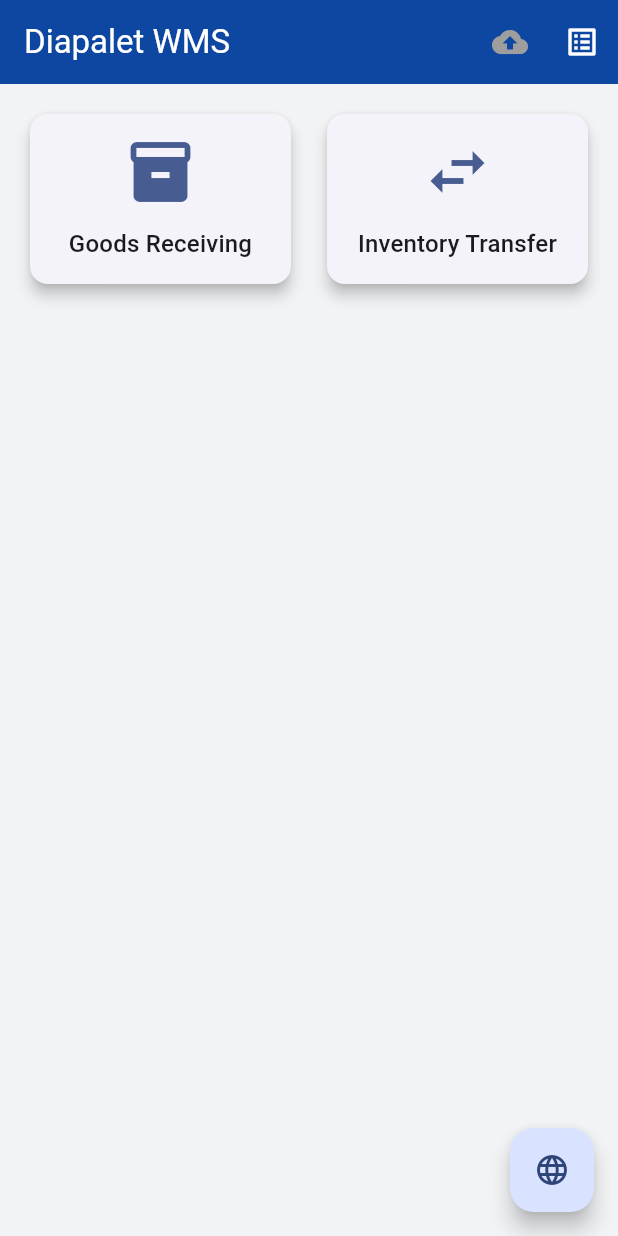
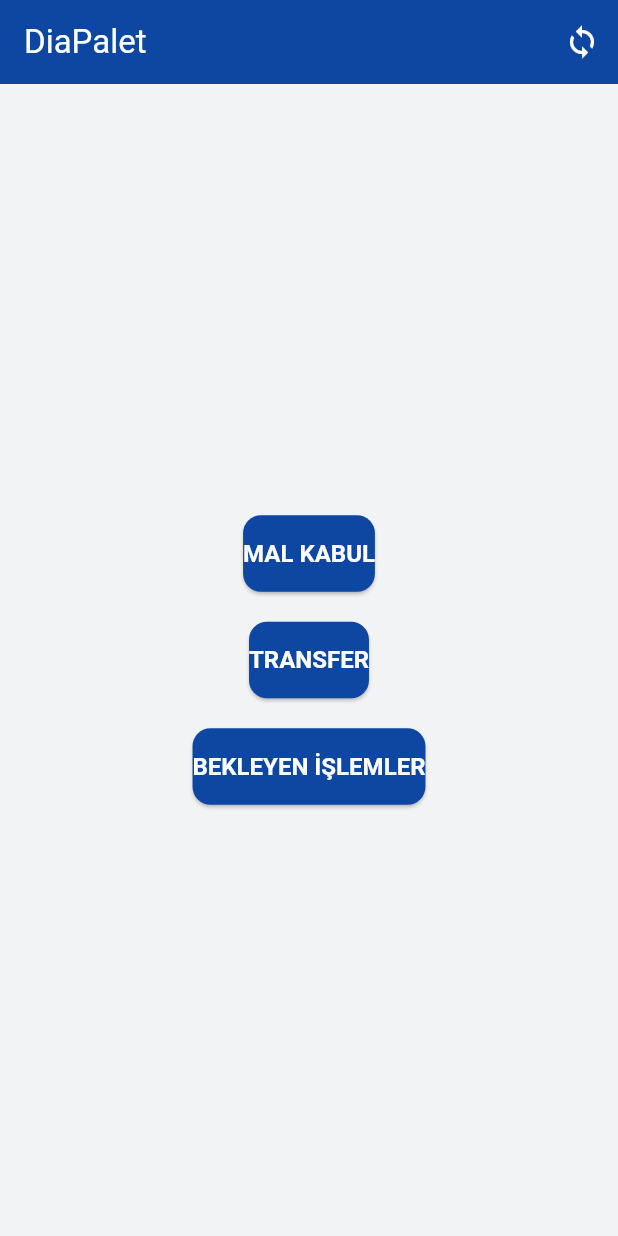
Before and after one commit to foxxafa/diapalet, a Flutter app: the screen it shows after launch, on a phone screen of 412 x 824 dp. Run offline on Flutter 3.47's test engine with Material 3 defaults, Android fonts, the phone set to English and light mode, and no system bars; our stand-ins replace connectivity_plus, dio, easy_localization, equatable, shared_preferences, sqflite; missing offline and left inert: mobile_scanner; accounts and stored records are empty.

Commit message:
2 tane homescreenden diğeri kaldırıldı

```diff
--- a/lib/core/sync/sync_service.dart
+++ b/lib/core/sync/sync_service.dart
@@ -203,4 +203,9 @@ class SyncService {
     });
     debugPrint("Local database updated from sync.");
   }
+
+  Future<void> syncData() async {
+    await downloadMasterData();
+    await uploadPendingOperations();
+  }
 }
--- a/lib/features/home/presentation/home_screen.dart
+++ b/lib/features/home/presentation/home_screen.dart
@@ -1,9 +1,8 @@
+import 'package:diapalet/core/sync/sync_service.dart';
 import 'package:diapalet/features/goods_receiving/presentation/screens/goods_receiving_screen.dart';
 import 'package:diapalet/features/inventory_transfer/presentation/inventory_transfer_screen.dart';
 import 'package:diapalet/features/pending_operations/presentation/pending_operations_screen.dart';
-import 'package:diapalet/core/sync/sync_service.dart';
 import 'package:flutter/material.dart';
-import 'package:easy_localization/easy_localization.dart';
 import 'package:provider/provider.dart';
 
 class HomeScreen extends StatelessWidget {
@@ -11,152 +10,72 @@ class HomeScreen extends StatelessWidget {
 
   @override
   Widget build(BuildContext context) {
-    final syncService = Provider.of<SyncService>(context, listen: false);
+    final syncService = Provider.of<SyncService>(context);
 
     return Scaffold(
       appBar: AppBar(
-        title: const Text('Diapalet WMS'),
+        title: const Text('DiaPalet'),
         actions: [
-          StreamBuilder<SyncStatus>(
-            stream: syncService.syncStatusStream,
-            builder: (context, snapshot) {
-              final status = snapshot.data ?? SyncStatus.offline;
-              IconData icon;
-              Color color;
-              VoidCallback? onPressed = () => syncService.uploadPendingOperations();
-
-              switch (status) {
-                case SyncStatus.syncing:
-                  icon = Icons.sync;
-                  color = Colors.blue;
-                  onPressed = null; // Disable button while syncing
-                  break;
-                case SyncStatus.upToDate:
-                  icon = Icons.cloud_done;
-                  color = Colors.green;
-                  break;
-                case SyncStatus.error:
-                  icon = Icons.cloud_off;
-                  color = Colors.red;
-                  break;
-                case SyncStatus.offline:
-                case SyncStatus.online:
-                  icon = Icons.cloud_upload;
-                  color = Colors.grey;
-                  break;
+          IconButton(
+            icon: const Icon(Icons.sync),
+            onPressed: () async {
+              try {
+                await syncService.syncData();
+                if (context.mounted) {
+                  ScaffoldMessenger.of(context).showSnackBar(
+                    const SnackBar(content: Text('Senkronizasyon tamamlandı')),
+                  );
+                }
+              } catch (e) {
+                if (context.mounted) {
+                  ScaffoldMessenger.of(context).showSnackBar(
+                    SnackBar(content: Text('Senkronizasyon hatası: $e')),
+                  );
+                }
               }
-
-              if (status == SyncStatus.syncing) {
-                return const Padding(
-                  padding: EdgeInsets.all(16.0),
-                  child: SizedBox(
-                    width: 24,
-                    height: 24,
-                    child: CircularProgressIndicator(strokeWidth: 2.0, color: Colors.white),
-                  ),
-                );
-              }
-
-              return IconButton(
-                icon: Icon(icon, color: color),
-                onPressed: onPressed,
-                tooltip: 'Sync with Server',
-              );
-            },
-          ),
-          IconButton(
-            icon: const Icon(Icons.list_alt),
-            onPressed: () {
-              Navigator.of(context).push(
-                MaterialPageRoute(
-                  builder: (_) => Provider.value(
-                    value: syncService,
-                    child: PendingOperationsScreen(syncService: syncService),
-                  ),
-                ),
-              );
-            },
-            tooltip: 'View Pending Operations',
-          )
-        ],
-      ),
-      body: GridView.count(
-        crossAxisCount: 2,
-        padding: const EdgeInsets.all(16.0),
-        childAspectRatio: 3 / 2,
-        mainAxisSpacing: 16.0,
-        crossAxisSpacing: 16.0,
-        children: [
-          _buildFeatureCard(
-            context,
-            title: 'Goods Receiving',
-            icon: Icons.inventory_2,
-            onTap: () {
-              Navigator.of(context).push(MaterialPageRoute(builder: (_) {
-                return const GoodsReceivingScreen();
-              }));
-            },
-          ),
-          _buildFeatureCard(
-            context,
-            title: 'Inventory Transfer',
-            icon: Icons.swap_horiz,
-            onTap: () {
-              Navigator.of(context).push(MaterialPageRoute(builder: (_) {
-                return const InventoryTransferScreen();
-              }));
             },
           ),
         ],
       ),
-      floatingActionButton: FloatingActionButton(
-        onPressed: () {
-          showModalBottomSheet(
-            context: context,
-            builder: (_) => Column(
-              mainAxisSize: MainAxisSize.min,
-              children: [
-                ListTile(
-                  leading: const Icon(Icons.language),
-                  title: Text('language.turkish'.tr()),
-                  onTap: () {
-                    context.setLocale(const Locale('tr'));
-                    Navigator.pop(context);
-                  },
-                ),
-                ListTile(
-                  leading: const Icon(Icons.language),
-                  title: Text('language.english'.tr()),
-                  onTap: () {
-                    context.setLocale(const Locale('en'));
-                    Navigator.pop(context);
-                  },
-                ),
-              ],
-            ),
-          );
-        },
-        child: const Icon(Icons.language),
-      ),
-    );
-  }
-
-  Widget _buildFeatureCard(BuildContext context, {required String title, required IconData icon, required VoidCallback onTap}) {
-    return Card(
-      elevation: 4.0,
-      shape: RoundedRectangleBorder(borderRadius: BorderRadius.circular(12)),
-      child: InkWell(
-        onTap: onTap,
-        borderRadius: BorderRadius.circular(12),
+      body: Center(
         child: Column(
           mainAxisAlignment: MainAxisAlignment.center,
           children: [
-            Icon(icon, size: 48.0, color: Theme.of(context).primaryColor),
-            const SizedBox(height: 12.0),
-            Text(
-              title,
-              textAlign: TextAlign.center,
-              style: Theme.of(context).textTheme.titleMedium,
+            ElevatedButton(
+              onPressed: () {
+                Navigator.push(
+                  context,
+                  MaterialPageRoute(
+                    builder: (context) =>
+                        const GoodsReceivingScreen(),
+                  ),
+                );
+              },
+              child: const Text('MAL KABUL'),
+            ),
+            const SizedBox(height: 20),
+            ElevatedButton(
+              onPressed: () {
+                Navigator.push(
+                  context,
+                  MaterialPageRoute(
+                    builder: (context) => const TransferScreen(),
+                  ),
+                );
+              },
+              child: const Text('TRANSFER'),
+            ),
+            const SizedBox(height: 20),
+            ElevatedButton(
+              onPressed: () {
+                Navigator.push(
+                  context,
+                  MaterialPageRoute(
+                    builder: (context) => const PendingOperationsScreen(),
+                  ),
+                );
+              },
+              child: const Text('BEKLEYEN İŞLEMLER'),
             ),
           ],
         ),
```
Also changed, not shown: lib/features/goods_receiving/domain/entities/purchase_order.dart (+13 -0 lines), lib/features/goods_receiving/presentation/screens/goods_receiving_screen.dart (+81 -23 lines), lib/features/home/home_screen.dart (deleted, +0 -92 lines).
